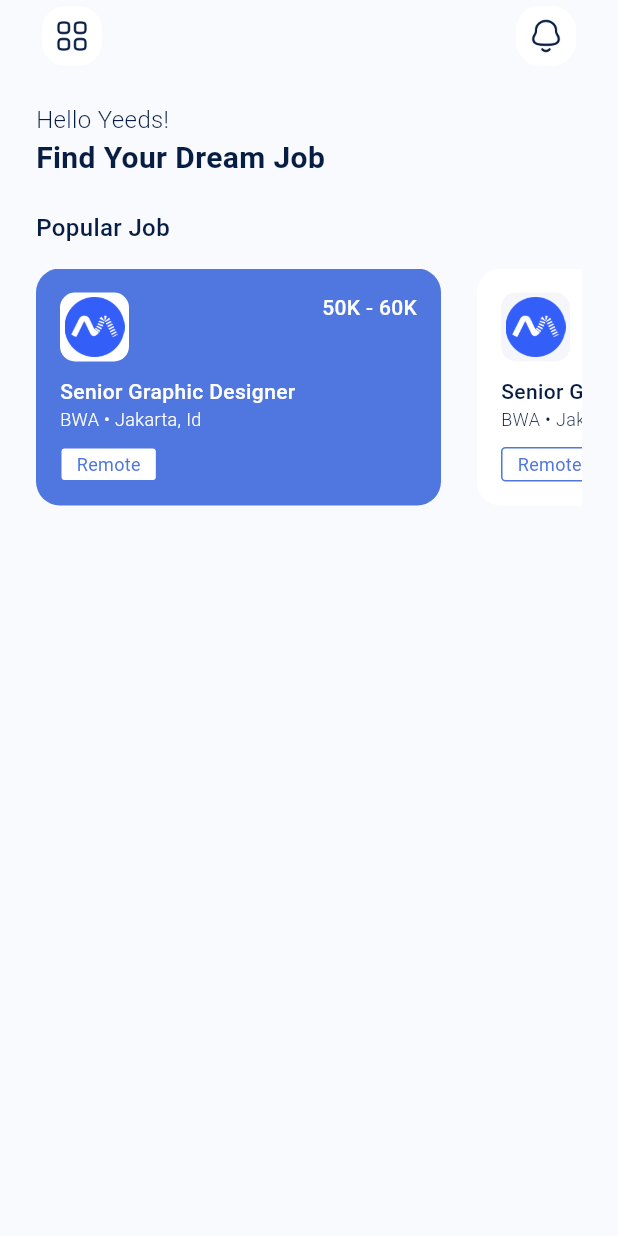
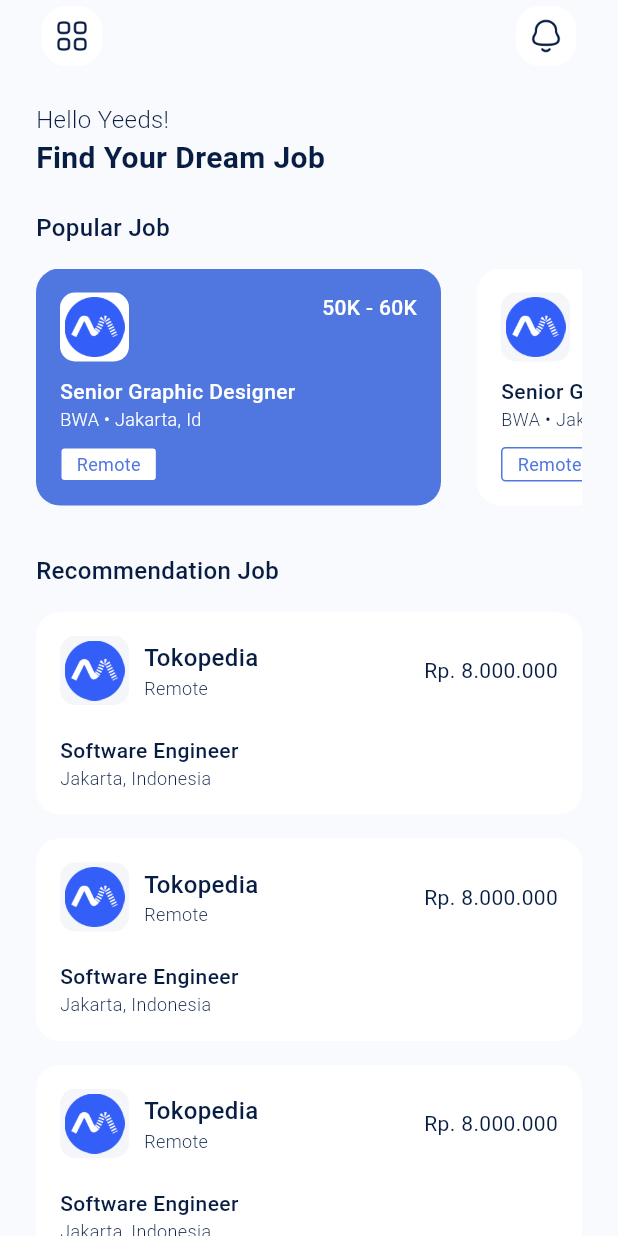
Before and after one commit to lazlanrafar/job-finder-mobile-app, a Flutter app: the screen it shows after launch, on a phone screen of 412 x 824 dp. Run offline on Flutter 3.47's test engine with Material 3 defaults, Android fonts, the light colour scheme and no system bars.

Commit message:
slicing recommendation job

```diff
--- a/lib/screens/home_screen.dart
+++ b/lib/screens/home_screen.dart
@@ -2,6 +2,7 @@ import 'package:flutter/material.dart';
 import 'package:job_finder/shared/theme_shared.dart';
 import 'package:job_finder/widgets/button_icon.dart';
 import 'package:job_finder/widgets/job_card.dart';
+import 'package:job_finder/widgets/job_tile.dart';
 
 class HomeScreen extends StatelessWidget {
   const HomeScreen({super.key});
@@ -54,6 +55,55 @@ class HomeScreen extends StatelessWidget {
       );
     }
 
+    Widget recommendationJob() {
+      return Column(
+        crossAxisAlignment: CrossAxisAlignment.start,
+        children: [
+          Text(
+            'Recommendation Job',
+            style: TextStyle(
+              fontSize: 16,
+              fontWeight: FontWeight.w500,
+              color: primaryColor,
+            ),
+          ),
+          const SizedBox(height: 16),
+          const JobTile(
+            logo: 'assets/logo_bwa.png',
+            jobTitle: 'Software Engineer',
+            companyName: 'Tokopedia',
+            location: 'Jakarta, Indonesia',
+            type: 'Remote',
+            salary: 'Rp. 8.000.000',
+          ),
+          const JobTile(
+            logo: 'assets/logo_bwa.png',
+            jobTitle: 'Software Engineer',
+            companyName: 'Tokopedia',
+            location: 'Jakarta, Indonesia',
+            type: 'Remote',
+            salary: 'Rp. 8.000.000',
+          ),
+          const JobTile(
+            logo: 'assets/logo_bwa.png',
+            jobTitle: 'Software Engineer',
+            companyName: 'Tokopedia',
+            location: 'Jakarta, Indonesia',
+            type: 'Remote',
+            salary: 'Rp. 8.000.000',
+          ),
+          const JobTile(
+            logo: 'assets/logo_bwa.png',
+            jobTitle: 'Software Engineer',
+            companyName: 'Tokopedia',
+            location: 'Jakarta, Indonesia',
+            type: 'Remote',
+            salary: 'Rp. 8.000.000',
+          ),
+        ],
+      );
+    }
+
     return Scaffold(
       backgroundColor: backgroundColor,
       body: Container(
@@ -92,7 +142,9 @@ class HomeScreen extends StatelessWidget {
               ),
             ),
             const SizedBox(height: 20),
-            popularJob()
+            popularJob(),
+            const SizedBox(height: 32),
+            recommendationJob(),
           ],
         ),
       ),
--- /dev/null
+++ b/lib/widgets/job_tile.dart
@@ -0,0 +1,96 @@
+import 'package:flutter/material.dart';
+import 'package:job_finder/shared/theme_shared.dart';
+
+class JobTile extends StatelessWidget {
+  final String logo, jobTitle, companyName, location, type, salary;
+  const JobTile({
+    super.key,
+    required this.logo,
+    required this.jobTitle,
+    required this.companyName,
+    required this.location,
+    required this.type,
+    required this.salary,
+  });
+
+  @override
+  Widget build(BuildContext context) {
+    return Container(
+      padding: const EdgeInsets.all(16),
+      margin: const EdgeInsets.only(bottom: 16),
+      decoration: BoxDecoration(
+        color: Colors.white,
+        borderRadius: BorderRadius.circular(16),
+      ),
+      child: Column(
+        crossAxisAlignment: CrossAxisAlignment.start,
+        children: [
+          Row(
+            children: [
+              Container(
+                decoration: BoxDecoration(
+                  color: grayColor,
+                  borderRadius: BorderRadius.circular(10),
+                ),
+                padding: const EdgeInsets.all(3),
+                child: Image.asset(
+                  logo,
+                  width: 40,
+                  height: 40,
+                ),
+              ),
+              const SizedBox(width: 10),
+              Column(
+                crossAxisAlignment: CrossAxisAlignment.start,
+                children: [
+                  Text(
+                    companyName,
+                    style: TextStyle(
+                      fontSize: 16,
+                      fontWeight: FontWeight.w500,
+                      color: primaryColor,
+                    ),
+                  ),
+                  Text(
+                    type,
+                    style: TextStyle(
+                      fontSize: 12,
+                      fontWeight: FontWeight.w300,
+                      color: primaryColor,
+                    ),
+                  ),
+                ],
+              ),
+              const Spacer(),
+              Text(
+                salary,
+                style: TextStyle(
+                  fontSize: 14,
+                  fontWeight: FontWeight.w400,
+                  color: primaryColor,
+                ),
+              )
+            ],
+          ),
+          const SizedBox(height: 20),
+          Text(
+            jobTitle,
+            style: TextStyle(
+              fontSize: 14,
+              fontWeight: FontWeight.w500,
+              color: primaryColor,
+            ),
+          ),
+          Text(
+            location,
+            style: TextStyle(
+              fontSize: 12,
+              fontWeight: FontWeight.w300,
+              color: primaryColor,
+            ),
+          )
+        ],
+      ),
+    );
+  }
+}
```
